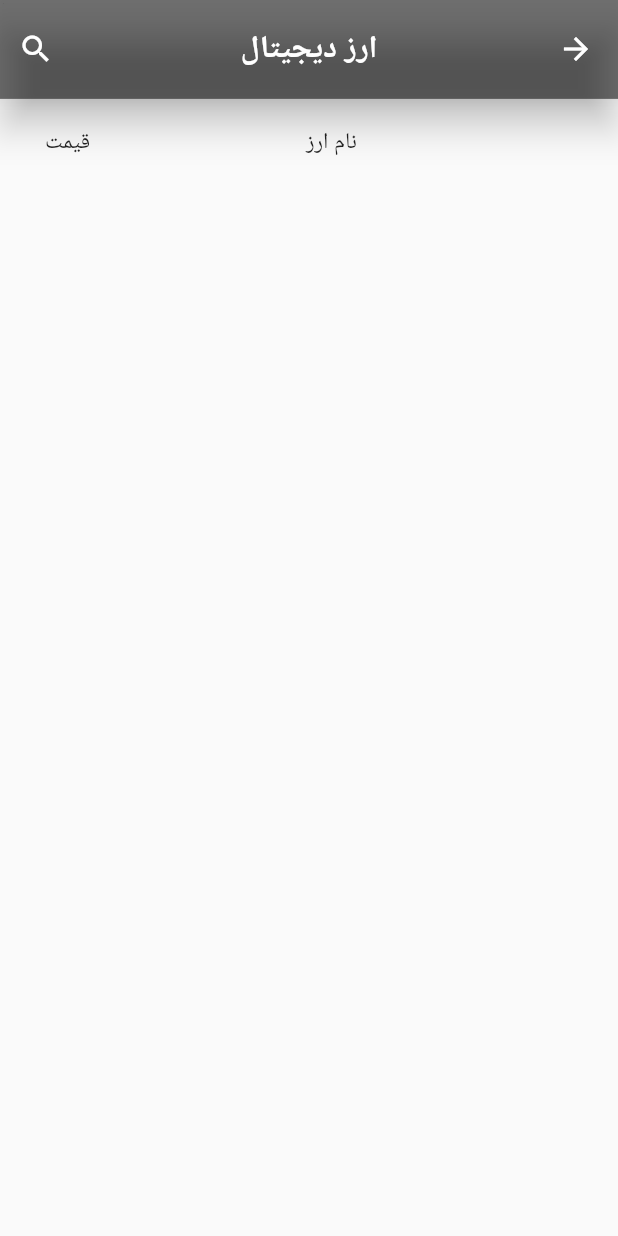
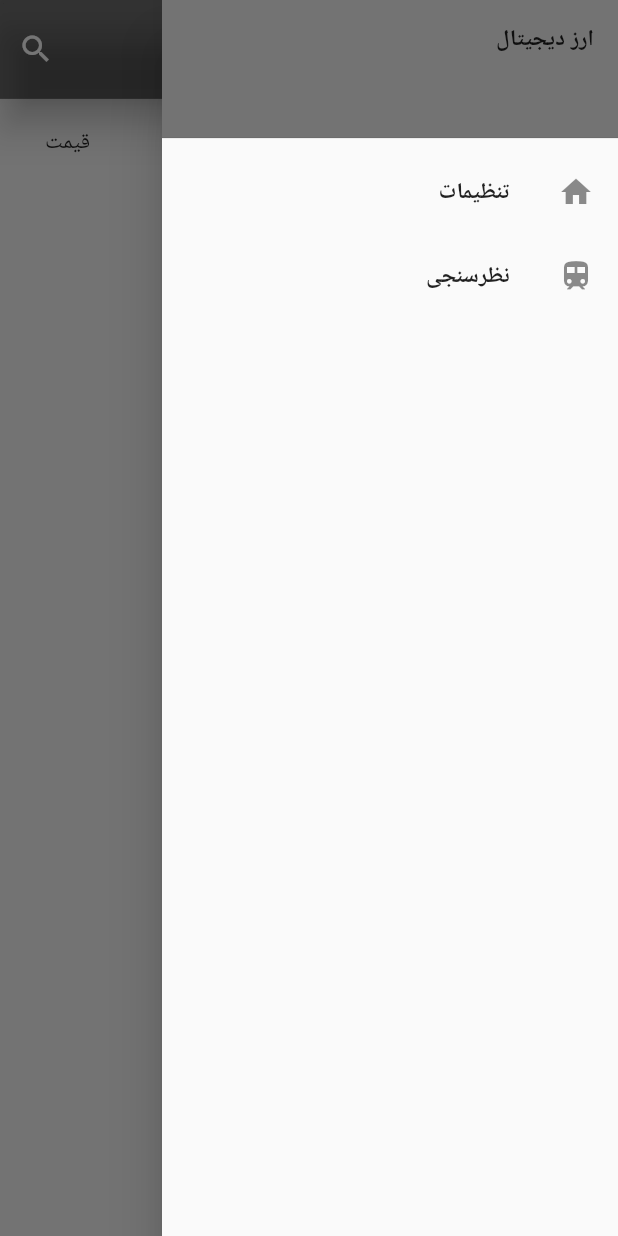
Before and after one commit to bayan1372/apitamrin, a Flutter app: the screen it shows after launch, with the side drawer open (before the commit the screen has no drawer), on a phone screen of 412 x 824 dp. Run offline on Flutter 3.47's test engine with Material 2 defaults, Android fonts, the light colour scheme and no system bars; our stand-ins replace flutter_staggered_animations, lottie; network calls fail; Roboto replaces fonts that are missing (Vazir); project files that could hold a hidden picture were left out.

Commit message:
change arrowback

```diff
--- a/lib/home1.dart
+++ b/lib/home1.dart
@@ -194,8 +194,34 @@ class _Home1State extends State<Home1> {
   Widget build(BuildContext context) {
     double myheight = MediaQuery.of(context).size.height;
     double mywidth = MediaQuery.of(context).size.width;
+    int exit_index = 0;
+    void showExitMessenger() {
+      ScaffoldMessenger.of(context).showSnackBar(const SnackBar(
+          duration: Duration(seconds: 2),
+          // behavior: SnackBarBehavior.floating,
+          // backgroundColor: Colors.amber,
+          content: Text(
+            'لطفا برای خروج 2 بار کلیک کنید',
+            style: TextStyle(fontFamily: "Vazir"),
+          )));
+    }
 
     return SafeArea(
+      child: WillPopScope(
+        onWillPop: () async {
+          Future.delayed(const Duration(milliseconds: 500), () {
+            setState(() {
+              exit_index = 0;
+            });
+          });
+          exit_index++;
+          if (exit_index == 2) {
+            exit(1);
+          } else {
+            showExitMessenger();
+          }
+          return false;
+        },
         child: Scaffold(
             appBar: AppBar(
               elevation: 10.0,
@@ -209,10 +235,41 @@ class _Home1State extends State<Home1> {
               ],
               title: const Text("ارز دیجیتال"),
               centerTitle: true,
- leading: new IconButton(
-          icon: new Icon(Icons.arrow_back),
-          onPressed: () => Navigator.of(context).pop(),
-        ),          ),
+            ),
+            drawer: Drawer(
+              child: ListView(
+                padding: EdgeInsets.zero,
+                children: [
+                  Container(
+                    height: 100,
+                    child: const DrawerHeader(
+                      decoration: BoxDecoration(
+                        color: Colors.black54,
+                      ),
+                      child: Text('ارز دیجیتال'),
+                    ),
+                  ),
+                  ListTile(
+                    leading: Icon(
+                      Icons.home,
+                    ),
+                    title: const Text('تنظیمات'),
+                    onTap: () {
+                      Navigator.pop(context);
+                    },
+                  ),
+                  ListTile(
+                    leading: Icon(
+                      Icons.train,
+                    ),
+                    title: const Text('نظرسنجی'),
+                    onTap: () {
+                      Navigator.pop(context);
+                    },
+                  ),
+                ],
+              ),
+            ),
             body: Column(
               children: [
                 Container(
@@ -249,10 +306,11 @@ class _Home1State extends State<Home1> {
                                   color: Colors.black12,
                                   borderRadius: BorderRadius.circular(20)),
                               child: Padding(
-                              padding:
-                                  const EdgeInsets.symmetric(horizontal: 20.0),
+                                padding: const EdgeInsets.symmetric(
+                                    horizontal: 20.0),
                                 child: Row(
-                                mainAxisAlignment: MainAxisAlignment.spaceBetween,
+                                  mainAxisAlignment:
+                                      MainAxisAlignment.spaceBetween,
                                   children: [
                                     Padding(
                                       padding: const EdgeInsets.all(8.0),
@@ -276,6 +334,7 @@ class _Home1State extends State<Home1> {
                 ))
               ],
             )),
+      ),
     );
   }
 }
```
Also changed, not shown: lib/splash.dart (+1 -17 lines). Lines whose indentation alone changed are shown as unchanged.
